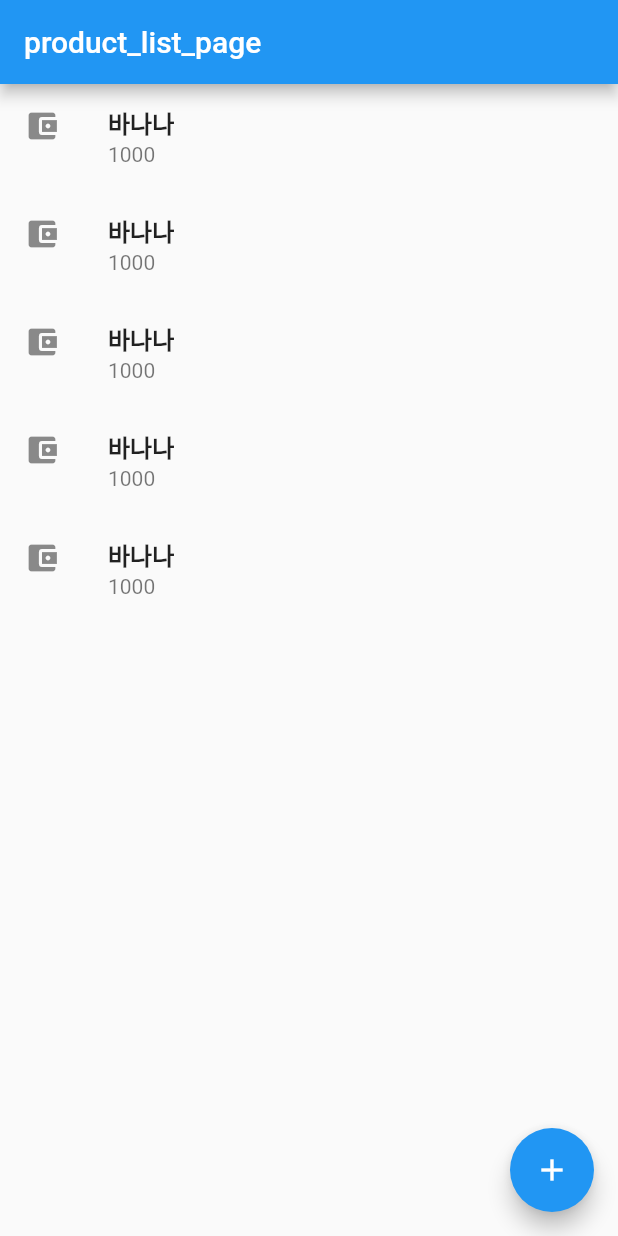
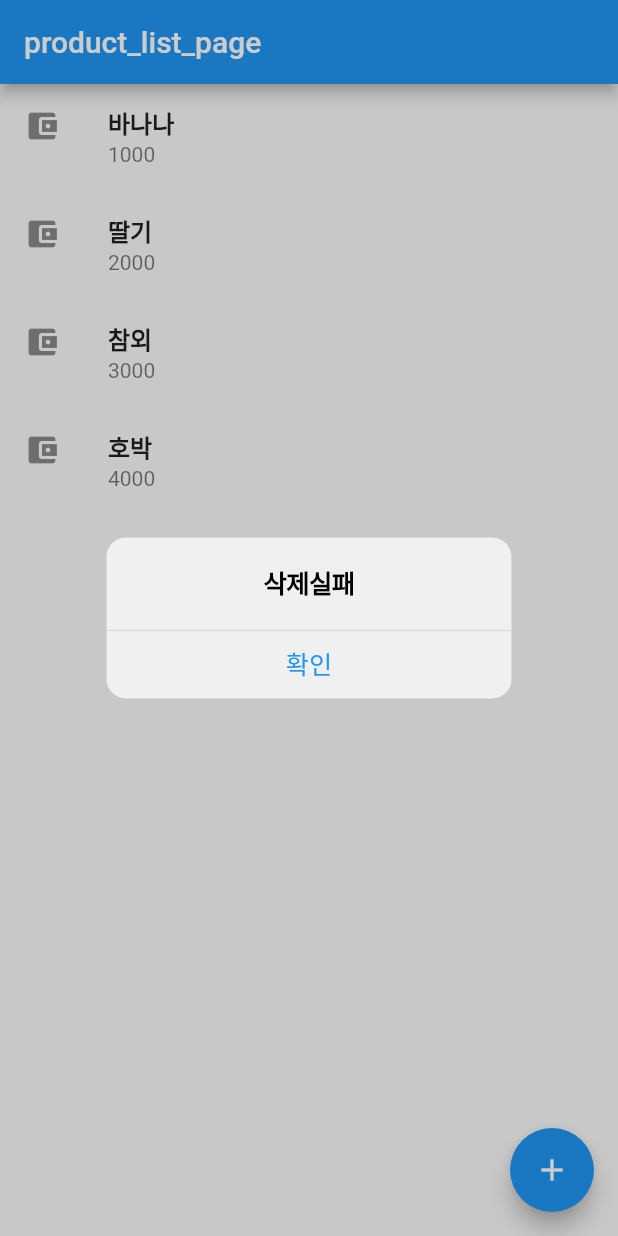
Before and after one commit to basakk123/data_app, a Flutter app: the screen it shows after launch, after a tap on the "add" icon, on a phone screen of 412 x 824 dp. Run offline on Flutter 3.47's test engine with Material 2 defaults, Android fonts, the phone set to English and light mode, and no system bars; our stand-ins replace flutter_riverpod.

Commit message:
아키텍처 적용하여 수정 및 crud 만들기

```diff
--- a/lib/controller/product_controller.dart
+++ b/lib/controller/product_controller.dart
@@ -1,16 +1,32 @@
 // view => controller
 import 'package:data_app/domain/product/product.dart';
 import 'package:data_app/domain/product/product_http_repository.dart';
+import 'package:data_app/views/product/list/product_list_view_store.dart';
 import 'package:flutter_riverpod/flutter_riverpod.dart';
 
-final productController = Provider((ref) {
-  return ProductController();
+final productController = Provider<ProductController>((ref) {
+  return ProductController(ref);
 });
 
 class ProductController {
-  ProductHttpRepository repo = ProductHttpRepository();
+  final Ref _ref;
+  ProductController(this._ref);
 
   void findAll() {
-    List<Product> productList = repo.findAll();
+    List<Product> productList = _ref.read(productHttpRepository).findAll();
+    _ref.read(productListViewStore.notifier).onRefresh(productList);
+  }
+
+  void insert(Product productReqDto) {
+    Product productRespDto =
+        _ref.read(productHttpRepository).insert(productReqDto);
+    _ref.read(productListViewStore.notifier).addProduct(productRespDto);
+  }
+
+  void deleteById(int id) {
+    int result = _ref.read(productHttpRepository).deleteById(id);
+    if (result == 1) {
+      _ref.read(productListViewStore.notifier).removeProduct(id);
+    } else {}
   }
 }
--- a/lib/domain/product/product_http_repository.dart
+++ b/lib/domain/product/product_http_repository.dart
@@ -1,6 +1,11 @@
 import 'dart:math';
 
 import 'package:data_app/domain/product/product.dart';
+import 'package:flutter_riverpod/flutter_riverpod.dart';
+
+final productHttpRepository = Provider<ProductHttpRepository>((ref) {
+  return ProductHttpRepository();
+});
 
 class ProductHttpRepository {
   // fake data
@@ -46,6 +51,10 @@ class ProductHttpRepository {
   int deleteById(int id) {
     // http 통신 코드
     list.where((product) => product.id != id).toList();
-    return 1;
+    if (id == 4) {
+      return -1;
+    } else {
+      return 1;
+    }
   }
 }
--- a/lib/main.dart
+++ b/lib/main.dart
@@ -1,4 +1,4 @@
-import 'package:data_app/views/product/list/product_list_page.dart';
+import 'package:data_app/views/product/list/product_list_view.dart';
 import 'package:flutter/material.dart';
 import 'package:flutter_riverpod/flutter_riverpod.dart';
 
@@ -19,7 +19,7 @@ class MyApp extends StatelessWidget {
   @override
   Widget build(BuildContext context) {
     return MaterialApp(
-      home: ProductListPage(),
+      home: ProductListView(),
     );
   }
 }
--- /dev/null
+++ b/lib/views/components/my_alert_dialog.dart
@@ -0,0 +1,21 @@
+import 'package:flutter/cupertino.dart';
+
+class MyAlertDialog extends StatelessWidget {
+  final msg;
+  const MyAlertDialog({required this.msg, Key? key}) : super(key: key);
+
+  @override
+  Widget build(BuildContext context) {
+    return CupertinoAlertDialog(
+      title: Text("${msg}"),
+      actions: [
+        CupertinoDialogAction(
+          child: Text("확인"),
+          onPressed: () {
+            Navigator.pop(context);
+          },
+        ),
+      ],
+    );
+  }
+}
--- a/lib/views/product/list/product_list_page.dart
+++ /dev/null
@@ -1,35 +0,0 @@
-import 'package:data_app/controller/product_controller.dart';
-import 'package:flutter/material.dart';
-import 'package:flutter_riverpod/flutter_riverpod.dart';
-
-class ProductListPage extends ConsumerWidget {
-  const ProductListPage({Key? key}) : super(key: key);
-
-  @override
-  Widget build(BuildContext context, WidgetRef ref) {
-    final pc = ref.read(productController);
-    pc.findAll();
-
-    return Scaffold(
-      floatingActionButton: FloatingActionButton(
-        child: Icon(Icons.add),
-        onPressed: () {},
-      ),
-      appBar: AppBar(
-        title: Text("product_list_page"),
-      ),
-      body: ListView.builder(
-        itemCount: 5,
-        itemBuilder: (context, index) => ListTile(
-          onTap: () {},
-          leading: Icon(Icons.account_balance_wallet),
-          title: Text(
-            "바나나",
-            style: TextStyle(fontWeight: FontWeight.bold),
-          ),
-          subtitle: Text("1000"),
-        ),
-      ),
-    );
-  }
-}
--- /dev/null
+++ b/lib/views/product/list/product_list_view.dart
@@ -0,0 +1,50 @@
+import 'package:data_app/controller/product_controller.dart';
+import 'package:data_app/domain/product/product.dart';
+import 'package:data_app/views/components/my_alert_dialog.dart';
+import 'package:data_app/views/product/list/product_list_view_store.dart';
+import 'package:flutter/cupertino.dart';
+import 'package:flutter/material.dart';
+import 'package:flutter_riverpod/flutter_riverpod.dart';
+
+class ProductListView extends ConsumerWidget {
+  const ProductListView({Key? key}) : super(key: key);
+
+  @override
+  Widget build(BuildContext context, WidgetRef ref) {
+    final pm = ref.watch(productListViewStore);
+    final pc = ref.read(productController);
+
+    return Scaffold(
+      floatingActionButton: FloatingActionButton(
+        child: Icon(Icons.add),
+        onPressed: () {
+          pc.insert(Product(4, "호박", 4000));
+          showCupertinoDialog(
+            context: context,
+            builder: (context) => MyAlertDialog(
+              msg: "삭제실패",
+            ),
+          );
+        },
+      ),
+      appBar: AppBar(
+        title: Text("product_list_page"),
+      ),
+      body: ListView.builder(
+        itemCount: pm.length,
+        itemBuilder: (context, index) => ListTile(
+          key: ValueKey(pm[index].id),
+          onTap: () {
+            pc.deleteById(pm[index].id);
+          },
+          leading: Icon(Icons.account_balance_wallet),
+          title: Text(
+            "${pm[index].name}",
+            style: TextStyle(fontWeight: FontWeight.bold),
+          ),
+          subtitle: Text("${pm[index].price}"),
+        ),
+      ),
+    );
+  }
+}
--- /dev/null
+++ b/lib/views/product/list/product_list_view_store.dart
@@ -0,0 +1,24 @@
+import 'package:data_app/domain/product/product.dart';
+import 'package:data_app/domain/product/product_http_repository.dart';
+import 'package:flutter_riverpod/flutter_riverpod.dart';
+
+final productListViewStore =
+    StateNotifierProvider<ProductListViewStore, List<Product>>((ref) {
+  return ProductListViewStore(ref.read(productHttpRepository).findAll());
+});
+
+class ProductListViewStore extends StateNotifier<List<Product>> {
+  ProductListViewStore(super.state);
+
+  void onRefresh(List<Product> products) {
+    state = products;
+  }
+
+  void addProduct(Product productRespDto) {
+    state = [...state, productRespDto];
+  }
+
+  void removeProduct(int id) {
+    state = state.where((product) => product.id != id).toList();
+  }
+}
```
Also changed, not shown: lib/views/product/list/product_list_view_model.dart (deleted, +0 -15 lines).
